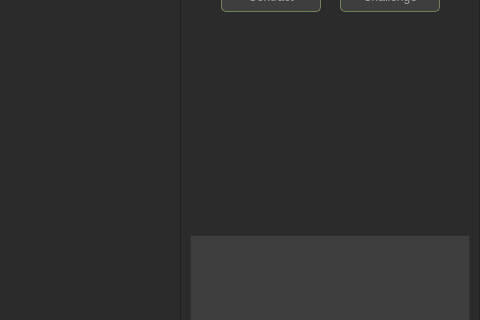
Old version of the form src/main.ui in the repository naestia/randzone; both pictures show x 620 to 1100 and y 174 to 494 of the 1100 by 800 pixel window.
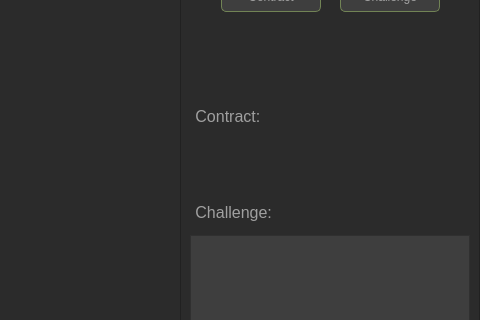
New version of the form.

Commit message: Updated code with contract function

```diff
--- a/src/main.ui
+++ b/src/main.ui
@@ -353,7 +353,106 @@
               </widget>
              </item>
              <item row="2" column="0">
-              <widget class="QWidget" name="widget_6" native="true"/>
+              <widget class="QWidget" name="widget_6" native="true">
+               <layout class="QVBoxLayout" name="verticalLayout_2">
+                <property name="spacing">
+                 <number>0</number>
+                </property>
+                <property name="leftMargin">
+                 <number>0</number>
+                </property>
+                <property name="topMargin">
+                 <number>0</number>
+                </property>
+                <property name="rightMargin">
+                 <number>0</number>
+                </property>
+                <property name="bottomMargin">
+                 <number>0</number>
+                </property>
+                <item>
+                 <widget class="QWidget" name="widget_7" native="true">
+                  <layout class="QHBoxLayout" name="horizontalLayout_4">
+                   <property name="leftMargin">
+                    <number>10</number>
+                   </property>
+                   <item>
+                    <widget class="QLabel" name="label_4">
+                     <property name="font">
+                      <font>
+                       <pointsize>12</pointsize>
+                      </font>
+                     </property>
+                     <property name="styleSheet">
+                      <string notr="true">color:#a0a0a0;</string>
+                     </property>
+                     <property name="text">
+                      <string> Contract:</string>
+                     </property>
+                    </widget>
+                   </item>
+                  </layout>
+                 </widget>
+                </item>
+                <item>
+                 <widget class="QWidget" name="widget_8" native="true">
+                  <layout class="QHBoxLayout" name="horizontalLayout_3">
+                   <property name="leftMargin">
+                    <number>10</number>
+                   </property>
+                   <item>
+                    <widget class="QLabel" name="label_3">
+                     <property name="font">
+                      <font>
+                       <pointsize>12</pointsize>
+                      </font>
+                     </property>
+                     <property name="styleSheet">
+                      <string notr="true">color:#a0a0a0;</string>
+                     </property>
+                     <property name="text">
+                      <string/>
+                     </property>
+                    </widget>
+                   </item>
+                  </layout>
+                 </widget>
+                </item>
+                <item>
+                 <widget class="QWidget" name="widget_9" native="true">
+                  <layout class="QHBoxLayout" name="horizontalLayout_2">
+                   <property name="leftMargin">
+                    <number>10</number>
+                   </property>
+                   <property name="topMargin">
+                    <number>15</number>
+                   </property>
+                   <property name="rightMargin">
+                    <number>0</number>
+                   </property>
+                   <property name="bottomMargin">
+                    <number>0</number>
+                   </property>
+                   <item>
+                    <widget class="QLabel" name="label_2">
+                     <property name="font">
+                      <font>
+                       <pointsize>12</pointsize>
+                      </font>
+                     </property>
+                     <property name="styleSheet">
+                      <string notr="true">color:#a0a0a0;</string>
+                     </property>
+                     <property name="text">
+                      <string> Challenge:</string>
+                     </property>
+                    </widget>
+                   </item>
+                  </layout>
+                 </widget>
+                </item>
+               </layout>
+              </widget>
              </item>
             </layout>
            </widget>
```
The commit also changes 2 other files.
